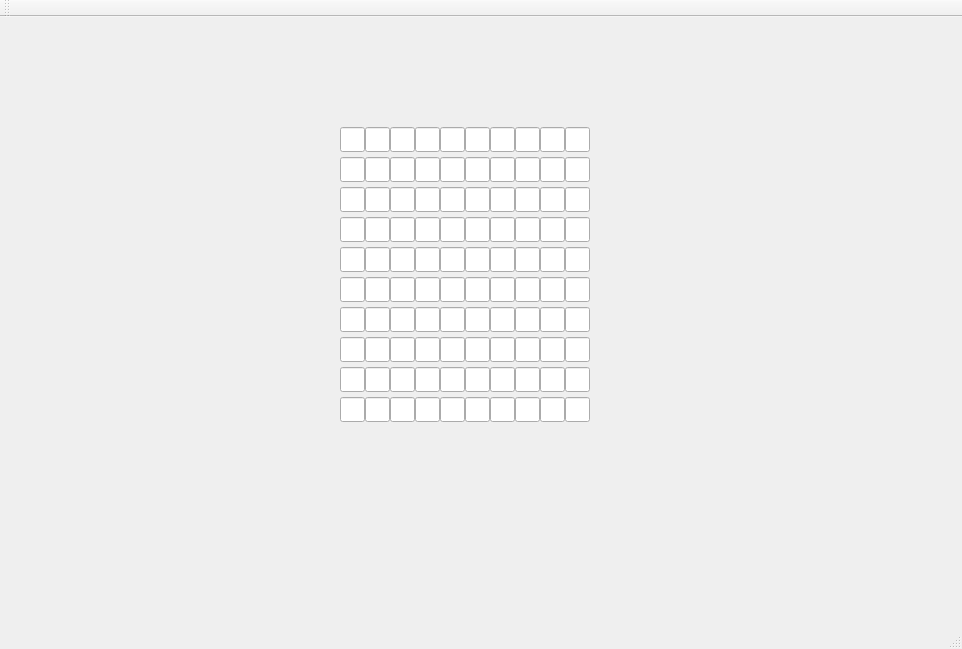
Old version of the form mainwindow.ui in the repository Satyamjay/Crossword_frnds.
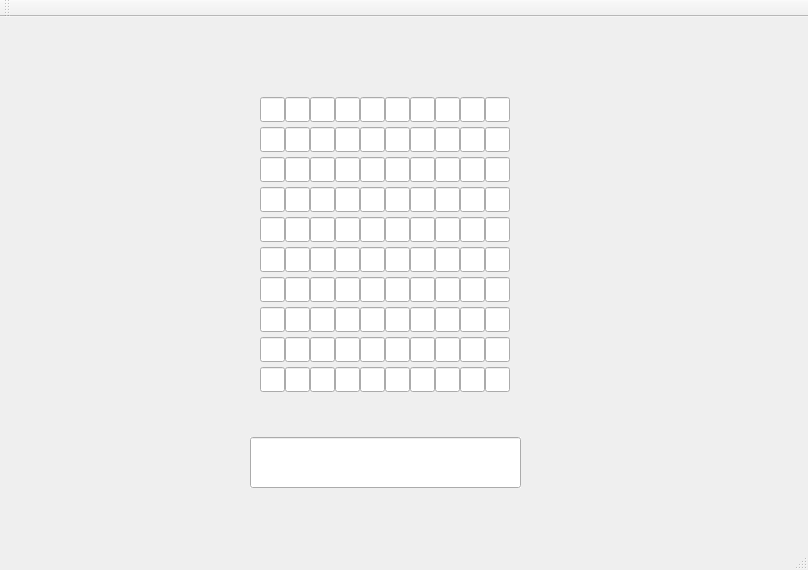
New version of the form.

```diff
--- a/mainwindow.ui
+++ b/mainwindow.ui
@@ -6,8 +6,8 @@
    <rect>
     <x>0</x>
     <y>0</y>
-    <width>962</width>
-    <height>649</height>
+    <width>808</width>
+    <height>570</height>
    </rect>
   </property>
   <property name="windowTitle">
@@ -17,8 +17,8 @@
    <widget class="QLineEdit" name="L01">
     <property name="geometry">
      <rect>
-      <x>365</x>
-      <y>110</y>
+      <x>285</x>
+      <y>80</y>
       <width>25</width>
       <height>25</height>
      </rect>
@@ -30,8 +30,8 @@
    <widget class="QLineEdit" name="L09">
     <property name="geometry">
      <rect>
-      <x>565</x>
-      <y>110</y>
+      <x>485</x>
+      <y>80</y>
       <width>25</width>
       <height>25</height>
      </rect>
@@ -43,8 +43,8 @@
    <widget class="QLineEdit" name="L07">
     <property name="geometry">
      <rect>
-      <x>515</x>
-      <y>110</y>
+      <x>435</x>
+      <y>80</y>
       <width>25</width>
       <height>25</height>
      </rect>
@@ -54,23 +54,32 @@
     </property>
    </widget>
    <widget class="QLineEdit" name="L00">
+    <property name="enabled">
+     <bool>true</bool>
+    </property>
     <property name="geometry">
      <rect>
-      <x>340</x>
-      <y>110</y>
+      <x>260</x>
+      <y>80</y>
       <width>25</width>
       <height>25</height>
      </rect>
     </property>
+    <property name="inputMask">
+     <string/>
+    </property>
     <property name="maxLength">
      <number>1</number>
     </property>
+    <property name="readOnly">
+     <bool>false</bool>
+    </property>
    </widget>
    <widget class="QLineEdit" name="L06">
     <property name="geometry">
      <rect>
-      <x>490</x>
-      <y>110</y>
+      <x>410</x>
+      <y>80</y>
       <width>25</width>
       <height>25</height>
      </rect>
@@ -82,8 +91,8 @@
    <widget class="QLineEdit" name="L08">
     <property name="geometry">
      <rect>
-      <x>540</x>
-      <y>110</y>
+      <x>460</x>
+      <y>80</y>
       <width>25</width>
       <height>25</height>
      </rect>
@@ -95,8 +104,8 @@
    <widget class="QLineEdit" name="L04">
     <property name="geometry">
      <rect>
-      <x>440</x>
-      <y>110</y>
+      <x>360</x>
+      <y>80</y>
       <width>25</width>
       <height>25</height>
      </rect>
@@ -108,8 +117,8 @@
    <widget class="QLineEdit" name="L03">
     <property name="geometry">
      <rect>
-      <x>415</x>
-      <y>110</y>
+      <x>335</x>
+      <y>80</y>
       <width>25</width>
       <height>25</height>
      </rect>
@@ -121,8 +130,8 @@
    <widget class="QLineEdit" name="L05">
     <property name="geometry">
      <rect>
-      <x>465</x>
-      <y>110</y>
+      <x>385</x>
+      <y>80</y>
       <width>25</width>
       <height>25</height>
      </rect>
@@ -134,8 +143,8 @@
    <widget class="QLineEdit" name="L02">
     <property name="geometry">
      <rect>
-      <x>390</x>
-      <y>110</y>
+      <x>310</x>
+      <y>80</y>
       <width>25</width>
       <height>25</height>
      </rect>
@@ -147,8 +156,8 @@
    <widget class="QLineEdit" name="L15">
     <property name="geometry">
      <rect>
-      <x>465</x>
-      <y>140</y>
+      <x>385</x>
+      <y>110</y>
       <width>25</width>
       <height>25</height>
      </rect>
@@ -160,8 +169,8 @@
    <widget class="QLineEdit" name="L16">
     <property name="geometry">
      <rect>
-      <x>490</x>
-      <y>140</y>
+      <x>410</x>
+      <y>110</y>
       <width>25</width>
       <height>25</height>
      </rect>
@@ -173,8 +182,8 @@
    <widget class="QLineEdit" name="L13">
     <property name="geometry">
      <rect>
-      <x>415</x>
-      <y>140</y>
+      <x>335</x>
+      <y>110</y>
       <width>25</width>
       <height>25</height>
      </rect>
@@ -186,8 +195,8 @@
    <widget class="QLineEdit" name="L10">
     <property name="geometry">
      <rect>
-      <x>340</x>
-      <y>140</y>
+      <x>260</x>
+      <y>110</y>
       <width>25</width>
       <height>25</height>
      </rect>
@@ -199,8 +208,8 @@
    <widget class="QLineEdit" name="L12">
     <property name="geometry">
      <rect>
-      <x>390</x>
-      <y>140</y>
+      <x>310</x>
+      <y>110</y>
       <width>25</width>
       <height>25</height>
      </rect>
@@ -212,8 +221,8 @@
    <widget class="QLineEdit" name="L14">
     <property name="geometry">
      <rect>
-      <x>440</x>
-      <y>140</y>
+      <x>360</x>
+      <y>110</y>
       <width>25</width>
       <height>25</height>
      </rect>
@@ -225,8 +234,8 @@
    <widget class="QLineEdit" name="L11">
     <property name="geometry">
      <rect>
-      <x>365</x>
-      <y>140</y>
+      <x>285</x>
+      <y>110</y>
       <width>25</width>
       <height>25</height>
      </rect>
@@ -238,8 +247,8 @@
    <widget class="QLineEdit" name="L17">
     <property name="geometry">
      <rect>
-      <x>515</x>
-      <y>140</y>
+      <x>435</x>
+      <y>110</y>
       <width>25</width>
       <height>25</height>
      </rect>
@@ -251,8 +260,8 @@
    <widget class="QLineEdit" name="L19">
     <property name="geometry">
      <rect>
-      <x>565</x>
-      <y>140</y>
+      <x>485</x>
+      <y>110</y>
       <width>25</width>
       <height>25</height>
      </rect>
@@ -264,8 +273,8 @@
    <widget class="QLineEdit" name="L18">
     <property name="geometry">
      <rect>
-      <x>540</x>
-      <y>140</y>
+      <x>460</x>
+      <y>110</y>
       <width>25</width>
       <height>25</height>
      </rect>
@@ -277,8 +286,8 @@
    <widget class="QLineEdit" name="L25">
     <property name="geometry">
      <rect>
-      <x>465</x>
-      <y>170</y>
+      <x>385</x>
+      <y>140</y>
       <width>25</width>
       <height>25</height>
      </rect>
@@ -290,8 +299,8 @@
    <widget class="QLineEdit" name="L26">
     <property name="geometry">
      <rect>
-      <x>490</x>
-      <y>170</y>
+      <x>410</x>
+      <y>140</y>
       <width>25</width>
       <height>25</height>
      </rect>
@@ -303,8 +312,8 @@
    <widget class="QLineEdit" name="L23">
     <property name="geometry">
      <rect>
-      <x>415</x>
-      <y>170</y>
+      <x>335</x>
+      <y>140</y>
       <width>25</width>
       <height>25</height>
      </rect>
@@ -316,8 +325,8 @@
    <widget class="QLineEdit" name="L20">
     <property name="geometry">
      <rect>
-      <x>340</x>
-      <y>170</y>
+      <x>260</x>
+      <y>140</y>
       <width>25</width>
       <height>25</height>
      </rect>
@@ -329,8 +338,8 @@
    <widget class="QLineEdit" name="L22">
     <property name="geometry">
      <rect>
-      <x>390</x>
-      <y>170</y>
+      <x>310</x>
+      <y>140</y>
       <width>25</width>
       <height>25</height>
      </rect>
@@ -342,8 +351,8 @@
    <widget class="QLineEdit" name="L24">
     <property name="geometry">
      <rect>
-      <x>440</x>
-      <y>170</y>
+      <x>360</x>
+      <y>140</y>
       <width>25</width>
       <height>25</height>
      </rect>
@@ -355,8 +364,8 @@
    <widget class="QLineEdit" name="L21">
     <property name="geometry">
      <rect>
-      <x>365</x>
-      <y>170</y>
+      <x>285</x>
+      <y>140</y>
       <width>25</width>
       <height>25</height>
      </rect>
@@ -368,8 +377,8 @@
    <widget class="QLineEdit" name="L27">
     <property name="geometry">
      <rect>
-      <x>515</x>
-      <y>170</y>
+      <x>435</x>
+      <y>140</y>
       <width>25</width>
       <height>25</height>
      </rect>
@@ -381,8 +390,8 @@
    <widget class="QLineEdit" name="L29">
     <property name="geometry">
      <rect>
-      <x>565</x>
-      <y>170</y>
+      <x>485</x>
+      <y>140</y>
       <width>25</width>
       <height>25</height>
      </rect>
@@ -394,8 +403,8 @@
    <widget class="QLineEdit" name="L28">
     <property name="geometry">
      <rect>
-      <x>540</x>
-      <y>170</y>
+      <x>460</x>
+      <y>140</y>
       <width>25</width>
       <height>25</height>
      </rect>
@@ -407,8 +416,8 @@
    <widget class="QLineEdit" name="L35">
     <property name="geometry">
      <rect>
-      <x>465</x>
-      <y>200</y>
+      <x>385</x>
+      <y>170</y>
       <width>25</width>
       <height>25</height>
      </rect>
@@ -420,8 +429,8 @@
    <widget class="QLineEdit" name="L36">
     <property name="geometry">
      <rect>
-      <x>490</x>
-      <y>200</y>
+      <x>410</x>
+      <y>170</y>
       <width>25</width>
       <height>25</height>
      </rect>
@@ -433,8 +442,8 @@
    <widget class="QLineEdit" name="L33">
     <property name="geometry">
      <rect>
-      <x>415</x>
-      <y>200</y>
+      <x>335</x>
+      <y>170</y>
       <width>25</width>
       <height>25</height>
      </rect>
@@ -446,8 +455,8 @@
    <widget class="QLineEdit" name="L30">
     <property name="geometry">
      <rect>
-      <x>340</x>
-      <y>200</y>
+      <x>260</x>
+      <y>170</y>
       <width>25</width>
       <height>25</height>
      </rect>
@@ -459,8 +468,8 @@
    <widget class="QLineEdit" name="L32">
     <property name="geometry">
      <rect>
-      <x>390</x>
-      <y>200</y>
+      <x>310</x>
+      <y>170</y>
       <width>25</width>
       <height>25</height>
      </rect>
@@ -472,8 +481,8 @@
    <widget class="QLineEdit" name="L34">
     <property name="geometry">
      <rect>
-      <x>440</x>
-      <y>200</y>
+      <x>360</x>
+      <y>170</y>
       <width>25</width>
       <height>25</height>
      </rect>
@@ -485,8 +494,8 @@
    <widget class="QLineEdit" name="L31">
     <property name="geometry">
      <rect>
-      <x>365</x>
-      <y>200</y>
+      <x>285</x>
+      <y>170</y>
       <width>25</width>
       <height>25</height>
      </rect>
@@ -498,8 +507,8 @@
    <widget class="QLineEdit" name="L37">
     <property name="geometry">
      <rect>
-      <x>515</x>
-      <y>200</y>
+      <x>435</x>
+      <y>170</y>
       <width>25</width>
       <height>25</height>
      </rect>
@@ -511,8 +520,8 @@
    <widget class="QLineEdit" name="L39">
     <property name="geometry">
      <rect>
-      <x>565</x>
-      <y>200</y>
+      <x>485</x>
+      <y>170</y>
       <width>25</width>
       <height>25</height>
      </rect>
@@ -524,8 +533,8 @@
    <widget class="QLineEdit" name="L38">
     <property name="geometry">
      <rect>
-      <x>540</x>
-      <y>200</y>
+      <x>460</x>
+      <y>170</y>
       <width>25</width>
       <height>25</height>
      </rect>
@@ -537,8 +546,8 @@
    <widget class="QLineEdit" name="L45">
     <property name="geometry">
      <rect>
-      <x>465</x>
-      <y>230</y>
+      <x>385</x>
+      <y>200</y>
       <width>25</width>
       <height>25</height>
      </rect>
@@ -550,8 +559,8 @@
    <widget class="QLineEdit" name="L46">
     <property name="geometry">
      <rect>
-      <x>490</x>
-      <y>230</y>
+      <x>410</x>
+      <y>200</y>
       <width>25</width>
       <height>25</height>
      </rect>
@@ -563,8 +572,8 @@
    <widget class="QLineEdit" name="L43">
     <property name="geometry">
      <rect>
-      <x>415</x>
-      <y>230</y>
+      <x>335</x>
+      <y>200</y>
       <width>25</width>
       <height>25</height>
      </rect>
@@ -576,8 +585,8 @@
    <widget class="QLineEdit" name="L40">
     <property name="geometry">
      <rect>
-      <x>340</x>
-      <y>230</y>
+      <x>260</x>
+      <y>200</y>
       <width>25</width>
       <height>25</height>
      </rect>
@@ -589,8 +598,8 @@
    <widget class="QLineEdit" name="L42">
     <property name="geometry">
      <rect>
-      <x>390</x>
-      <y>230</y>
+      <x>310</x>
+      <y>200</y>
       <width>25</width>
       <height>25</height>
      </rect>
@@ -602,8 +611,8 @@
    <widget class="QLineEdit" name="L44">
     <property name="geometry">
      <rect>
-      <x>440</x>
-      <y>230</y>
+      <x>360</x>
+      <y>200</y>
       <width>25</width>
       <height>25</height>
      </rect>
@@ -615,8 +624,8 @@
    <widget class="QLineEdit" name="L41">
     <property name="geometry">
      <rect>
-      <x>365</x>
-      <y>230</y>
+      <x>285</x>
+      <y>200</y>
       <width>25</width>
       <height>25</height>
      </rect>
@@ -628,8 +637,8 @@
    <widget class="QLineEdit" name="L47">
     <property name="geometry">
      <rect>
-      <x>515</x>
-      <y>230</y>
+      <x>435</x>
+      <y>200</y>
       <width>25</width>
       <height>25</height>
      </rect>
@@ -641,8 +650,8 @@
    <widget class="QLineEdit" name="L49">
     <property name="geometry">
      <rect>
-      <x>565</x>
-      <y>230</y>
+      <x>485</x>
+      <y>200</y>
       <width>25</width>
       <height>25</height>
      </rect>
@@ -654,8 +663,8 @@
    <widget class="QLineEdit" name="L48">
     <property name="geometry">
      <rect>
-      <x>540</x>
-      <y>230</y>
+      <x>460</x>
+      <y>200</y>
       <width>25</width>
       <height>25</height>
      </rect>
@@ -667,8 +676,8 @@
    <widget class="QLineEdit" name="L55">
     <property name="geometry">
      <rect>
-      <x>465</x>
-      <y>260</y>
+      <x>385</x>
+      <y>230</y>
       <width>25</width>
       <height>25</height>
      </rect>
@@ -680,8 +689,8 @@
    <widget class="QLineEdit" name="L56">
     <property name="geometry">
      <rect>
-      <x>490</x>
-      <y>260</y>
+      <x>410</x>
+      <y>230</y>
       <width>25</width>
       <height>25</height>
      </rect>
@@ -693,8 +702,8 @@
    <widget class="QLineEdit" name="L53">
     <property name="geometry">
      <rect>
-      <x>415</x>
-      <y>260</y>
+      <x>335</x>
+      <y>230</y>
       <width>25</width>
       <height>25</height>
      </rect>
@@ -706,8 +715,8 @@
    <widget class="QLineEdit" name="L50">
     <property name="geometry">
      <rect>
-      <x>340</x>
-      <y>260</y>
+      <x>260</x>
+      <y>230</y>
       <width>25</width>
       <height>25</height>
      </rect>
@@ -719,8 +728,8 @@
    <widget class="QLineEdit" name="L52">
     <property name="geometry">
      <rect>
-      <x>390</x>
-      <y>260</y>
+      <x>310</x>
+      <y>230</y>
       <width>25</width>
       <height>25</height>
      </rect>
@@ -732,8 +741,8 @@
    <widget class="QLineEdit" name="L54">
     <property name="geometry">
      <rect>
-      <x>440</x>
-      <y>260</y>
+      <x>360</x>
+      <y>230</y>
       <width>25</width>
       <height>25</height>
      </rect>
@@ -745,8 +754,8 @@
    <widget class="QLineEdit" name="L51">
     <property name="geometry">
      <rect>
-      <x>365</x>
-      <y>260</y>
+      <x>285</x>
+      <y>230</y>
       <width>25</width>
       <height>25</height>
      </rect>
@@ -758,8 +767,8 @@
    <widget class="QLineEdit" name="L57">
     <property name="geometry">
      <rect>
-      <x>515</x>
-      <y>260</y>
+      <x>435</x>
+      <y>230</y>
       <width>25</width>
       <height>25</height>
      </rect>
@@ -771,8 +780,8 @@
    <widget class="QLineEdit" name="L59">
     <property name="geometry">
      <rect>
-      <x>565</x>
-      <y>260</y>
+      <x>485</x>
+      <y>230</y>
       <width>25</width>
       <height>25</height>
      </rect>
@@ -784,8 +793,8 @@
    <widget class="QLineEdit" name="L58">
     <property name="geometry">
      <rect>
-      <x>540</x>
-      <y>260</y>
+      <x>460</x>
+      <y>230</y>
       <width>25</width>
       <height>25</height>
      </rect>
@@ -797,8 +806,8 @@
    <widget class="QLineEdit" name="L65">
     <property name="geometry">
      <rect>
-      <x>465</x>
-      <y>290</y>
+      <x>385</x>
+      <y>260</y>
       <width>25</width>
       <height>25</height>
      </rect>
@@ -810,8 +819,8 @@
    <widget class="QLineEdit" name="L66">
     <property name="geometry">
      <rect>
-      <x>490</x>
-      <y>290</y>
+      <x>410</x>
+      <y>260</y>
       <width>25</width>
       <height>25</height>
      </rect>
@@ -823,8 +832,8 @@
    <widget class="QLineEdit" name="L63">
     <property name="geometry">
      <rect>
-      <x>415</x>
-      <y>290</y>
+      <x>335</x>
+      <y>260</y>
       <width>25</width>
       <height>25</height>
      </rect>
@@ -836,8 +845,8 @@
    <widget class="QLineEdit" name="L60">
     <property name="geometry">
      <rect>
-      <x>340</x>
-      <y>290</y>
+      <x>260</x>
+      <y>260</y>
       <width>25</width>
       <height>25</height>
      </rect>
@@ -849,8 +858,8 @@
    <widget class="QLineEdit" name="L62">
     <property name="geometry">
      <rect>
-      <x>390</x>
-      <y>290</y>
+      <x>310</x>
+      <y>260</y>
       <width>25</width>
       <height>25</height>
      </rect>
@@ -862,8 +871,8 @@
    <widget class="QLineEdit" name="L64">
     <property name="geometry">
      <rect>
-      <x>440</x>
-      <y>290</y>
+      <x>360</x>
+      <y>260</y>
       <width>25</width>
       <height>25</height>
      </rect>
@@ -875,8 +884,8 @@
    <widget class="QLineEdit" name="L61">
     <property name="geometry">
      <rect>
-      <x>365</x>
-      <y>290</y>
+      <x>285</x>
+      <y>260</y>
       <width>25</width>
       <height>25</height>
      </rect>
@@ -888,8 +897,8 @@
    <widget class="QLineEdit" name="L67">
     <property name="geometry">
      <rect>
-      <x>515</x>
-      <y>290</y>
+      <x>435</x>
+      <y>260</y>
       <width>25</width>
       <height>25</height>
      </rect>
@@ -901,8 +910,8 @@
    <widget class="QLineEdit" name="L69">
     <property name="geometry">
      <rect>
-      <x>565</x>
-      <y>290</y>
+      <x>485</x>
+      <y>260</y>
       <width>25</width>
       <height>25</height>
      </rect>
@@ -914,8 +923,8 @@
    <widget class="QLineEdit" name="L68">
     <property name="geometry">
      <rect>
-      <x>540</x>
-      <y>290</y>
+      <x>460</x>
+      <y>260</y>
       <width>25</width>
       <height>25</height>
      </rect>
@@ -927,8 +936,8 @@
    <widget class="QLineEdit" name="L75">
     <property name="geometry">
      <rect>
-      <x>465</x>
-      <y>320</y>
+      <x>385</x>
+      <y>290</y>
       <width>25</width>
       <height>25</height>
      </rect>
@@ -940,8 +949,8 @@
    <widget class="QLineEdit" name="L76">
     <property name="geometry">
      <rect>
-      <x>490</x>
-      <y>320</y>
+      <x>410</x>
+      <y>290</y>
       <width>25</width>
       <height>25</height>
      </rect>
@@ -953,8 +962,8 @@
    <widget class="QLineEdit" name="L73">
     <property name="geometry">
      <rect>
-      <x>415</x>
-      <y>320</y>
+      <x>335</x>
+      <y>290</y>
       <width>25</width>
       <height>25</height>
      </rect>
@@ -966,8 +975,8 @@
    <widget class="QLineEdit" name="L70">
     <property name="geometry">
      <rect>
-      <x>340</x>
-      <y>320</y>
+      <x>260</x>
+      <y>290</y>
       <width>25</width>
       <height>25</height>
      </rect>
@@ -979,8 +988,8 @@
    <widget class="QLineEdit" name="L72">
     <property name="geometry">
      <rect>
-      <x>390</x>
-      <y>320</y>
+      <x>310</x>
+      <y>290</y>
       <width>25</width>
       <height>25</height>
      </rect>
@@ -992,8 +1001,8 @@
    <widget class="QLineEdit" name="L74">
     <property name="geometry">
      <rect>
-      <x>440</x>
-      <y>320</y>
+      <x>360</x>
+      <y>290</y>
       <width>25</width>
       <height>25</height>
      </rect>
@@ -1005,8 +1014,8 @@
    <widget class="QLineEdit" name="L71">
     <property name="geometry">
      <rect>
-      <x>365</x>
-      <y>320</y>
+      <x>285</x>
+      <y>290</y>
       <width>25</width>
       <height>25</height>
      </rect>
@@ -1018,8 +1027,8 @@
    <widget class="QLineEdit" name="L77">
     <property name="geometry">
      <rect>
-      <x>515</x>
-      <y>320</y>
+      <x>435</x>
+      <y>290</y>
       <width>25</width>
       <height>25</height>
      </rect>
@@ -1031,8 +1040,8 @@
    <widget class="QLineEdit" name="L79">
     <property name="geometry">
      <rect>
-      <x>565</x>
-      <y>320</y>
+      <x>485</x>
+      <y>290</y>
       <width>25</width>
       <height>25</height>
      </rect>
@@ -1044,8 +1053,8 @@
    <widget class="QLineEdit" name="L78">
     <property name="geometry">
      <rect>
-      <x>540</x>
-      <y>320</y>
+      <x>460</x>
+      <y>290</y>
       <width>25</width>
       <height>25</height>
      </rect>
@@ -1057,8 +1066,8 @@
    <widget class="QLineEdit" name="L85">
     <property name="geometry">
      <rect>
-      <x>465</x>
-      <y>350</y>
+      <x>385</x>
+      <y>320</y>
       <width>25</width>
       <height>25</height>
      </rect>
@@ -1070,8 +1079,8 @@
    <widget class="QLineEdit" name="L86">
     <property name="geometry">
      <rect>
-      <x>490</x>
-      <y>350</y>
+      <x>410</x>
+      <y>320</y>
       <width>25</width>
       <height>25</height>
      </rect>
@@ -1083,8 +1092,8 @@
    <widget class="QLineEdit" name="L83">
     <property name="geometry">
      <rect>
-      <x>415</x>
-      <y>350</y>
+      <x>335</x>
+      <y>320</y>
       <width>25</width>
       <height>25</height>
      </rect>
@@ -1096,8 +1105,8 @@
    <widget class="QLineEdit" name="L80">
     <property name="geometry">
      <rect>
-      <x>340</x>
-      <y>350</y>
+      <x>260</x>
+      <y>320</y>
       <width>25</width>
       <height>25</height>
      </rect>
@@ -1109,8 +1118,8 @@
    <widget class="QLineEdit" name="L82">
     <property name="geometry">
      <rect>
-      <x>390</x>
-      <y>350</y>
+      <x>310</x>
+      <y>320</y>
       <width>25</width>
       <height>25</height>
      </rect>
@@ -1122,8 +1131,8 @@
    <widget class="QLineEdit" name="L84">
     <property name="geometry">
      <rect>
-      <x>440</x>
-      <y>350</y>
+      <x>360</x>
+      <y>320</y>
       <width>25</width>
       <height>25</height>
      </rect>
@@ -1135,8 +1144,8 @@
    <widget class="QLineEdit" name="L81">
     <property name="geometry">
      <rect>
-      <x>365</x>
-      <y>350</y>
+      <x>285</x>
+      <y>320</y>
       <width>25</width>
       <height>25</height>
      </rect>
@@ -1148,8 +1157,8 @@
    <widget class="QLineEdit" name="L87">
     <property name="geometry">
      <rect>
-      <x>515</x>
-      <y>350</y>
+      <x>435</x>
+      <y>320</y>
       <width>25</width>
       <height>25</height>
      </rect>
@@ -1161,8 +1170,8 @@
    <widget class="QLineEdit" name="L89">
     <property name="geometry">
      <rect>
-      <x>565</x>
-      <y>350</y>
+      <x>485</x>
+      <y>320</y>
       <width>25</width>
       <height>25</height>
      </rect>
@@ -1174,8 +1183,8 @@
    <widget class="QLineEdit" name="L88">
     <property name="geometry">
      <rect>
-      <x>540</x>
-      <y>350</y>
+      <x>460</x>
+      <y>320</y>
       <width>25</width>
       <height>25</height>
      </rect>
@@ -1187,8 +1196,8 @@
    <widget class="QLineEdit" name="L95">
     <property name="geometry">
      <rect>
-      <x>465</x>
-      <y>380</y>
+      <x>385</x>
+      <y>350</y>
       <width>25</width>
       <height>25</height>
      </rect>
@@ -1200,8 +1209,8 @@
    <widget class="QLineEdit" name="L96">
     <property name="geometry">
      <rect>
-      <x>490</x>
-      <y>380</y>
+      <x>410</x>
+      <y>350</y>
       <width>25</width>
       <height>25</height>
      </rect>
@@ -1213,8 +1222,8 @@
    <widget class="QLineEdit" name="L93">
     <property name="geometry">
      <rect>
-      <x>415</x>
-      <y>380</y>
+      <x>335</x>
+      <y>350</y>
       <width>25</width>
       <height>25</height>
      </rect>
@@ -1226,8 +1235,8 @@
    <widget class="QLineEdit" name="L90">
     <property name="geometry">
      <rect>
-      <x>340</x>
-      <y>380</y>
+      <x>260</x>
+      <y>350</y>
       <width>25</width>
       <height>25</height>
      </rect>
@@ -1239,8 +1248,8 @@
    <widget class="QLineEdit" name="L92">
     <property name="geometry">
      <rect>
-      <x>390</x>
-      <y>380</y>
+      <x>310</x>
+      <y>350</y>
       <width>25</width>
       <height>25</height>
      </rect>
@@ -1252,8 +1261,8 @@
    <widget class="QLineEdit" name="L94">
     <property name="geometry">
      <rect>
-      <x>440</x>
-      <y>380</y>
+      <x>360</x>
+      <y>350</y>
       <width>25</width>
       <height>25</height>
      </rect>
@@ -1265,8 +1274,8 @@
    <widget class="QLineEdit" name="L91">
     <property name="geometry">
      <rect>
-      <x>365</x>
-      <y>380</y>
+      <x>285</x>
+      <y>350</y>
       <width>25</width>
       <height>25</height>
      </rect>
@@ -1278,8 +1287,8 @@
    <widget class="QLineEdit" name="L97">
     <property name="geometry">
      <rect>
-      <x>515</x>
-      <y>380</y>
+      <x>435</x>
+      <y>350</y>
       <width>25</width>
       <height>25</height>
      </rect>
@@ -1291,8 +1300,8 @@
    <widget class="QLineEdit" name="L99">
     <property name="geometry">
      <rect>
-      <x>565</x>
-      <y>380</y>
+      <x>485</x>
+      <y>350</y>
       <width>25</width>
       <height>25</height>
      </rect>
@@ -1302,10 +1311,13 @@
     </property>
    </widget>
    <widget class="QLineEdit" name="L98">
+    <property name="enabled">
+     <bool>true</bool>
+    </property>
     <property name="geometry">
      <rect>
-      <x>540</x>
-      <y>380</y>
+      <x>460</x>
+      <y>350</y>
       <width>25</width>
       <height>25</height>
      </rect>
@@ -1314,6 +1326,29 @@
      <number>1</number>
     </property>
    </widget>
+   <widget class="QLineEdit" name="MessageBox">
+    <property name="geometry">
+     <rect>
+      <x>250</x>
+      <y>420</y>
+      <width>271</width>
+      <height>51</height>
+     </rect>
+    </property>
+    <property name="font">
+     <font>
+      <weight>75</weight>
+      <italic>false</italic>
+      <bold>true</bold>
+     </font>
+    </property>
+    <property name="autoFillBackground">
+     <bool>true</bool>
+    </property>
+    <property name="alignment">
+     <set>Qt::AlignCenter</set>
+    </property>
+   </widget>
   </widget>
   <widget class="QMenuBar" name="menuBar">
    <property name="geometry">
```
Left out of the diff: 6 changed lines with no effect on the pictures.
